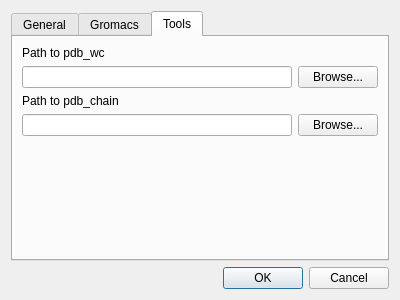
First picture: the form in ui/preferencesdialog.ui, repository breuerss/gromacs-ui, before the edit.
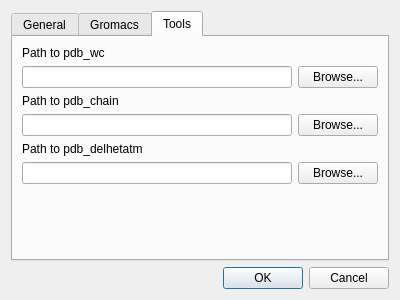
Second picture: the form after the edit.

Patch:
```diff
--- a/ui/preferencesdialog.ui
+++ b/ui/preferencesdialog.ui
@@ -115,7 +115,7 @@
         <attribute name="title">
          <string>Tools</string>
         </attribute>
-        <layout class="QVBoxLayout" name="verticalLayout_8">
+        <layout class="QVBoxLayout" name="verticalLayout_9">
          <item>
           <layout class="QVBoxLayout" name="verticalLayout_6">
            <item>
@@ -166,6 +166,31 @@
            </item>
           </layout>
          </item>
+         <item>
+          <layout class="QVBoxLayout" name="verticalLayout_8">
+           <item>
+            <widget class="QLabel" name="pdbdelhetatmLabel">
+             <property name="text">
+              <string>Path to pdb_delhetatm</string>
+             </property>
+            </widget>
+           </item>
+           <item>
+            <layout class="QHBoxLayout" name="horizontalLayout_6">
+             <item>
+              <widget class="QLineEdit" name="pdbdelhetatm"/>
+             </item>
+             <item>
+              <widget class="QPushButton" name="buttonBrowsePdbdelhetatm">
+               <property name="text">
+                <string>Browse...</string>
+               </property>
+              </widget>
+             </item>
+            </layout>
+           </item>
+          </layout>
+         </item>
          <item>
           <spacer name="verticalSpacer_3">
            <property name="orientation">
```
